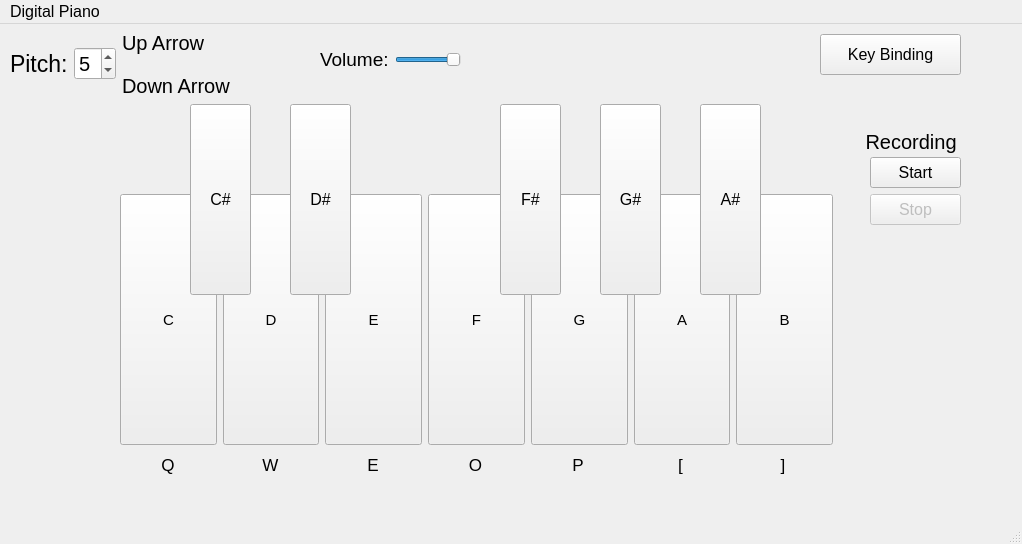
The window that mainwindow.ui (bembek7/DigitalPiano) describes before a commit, drawn with Qt 5.
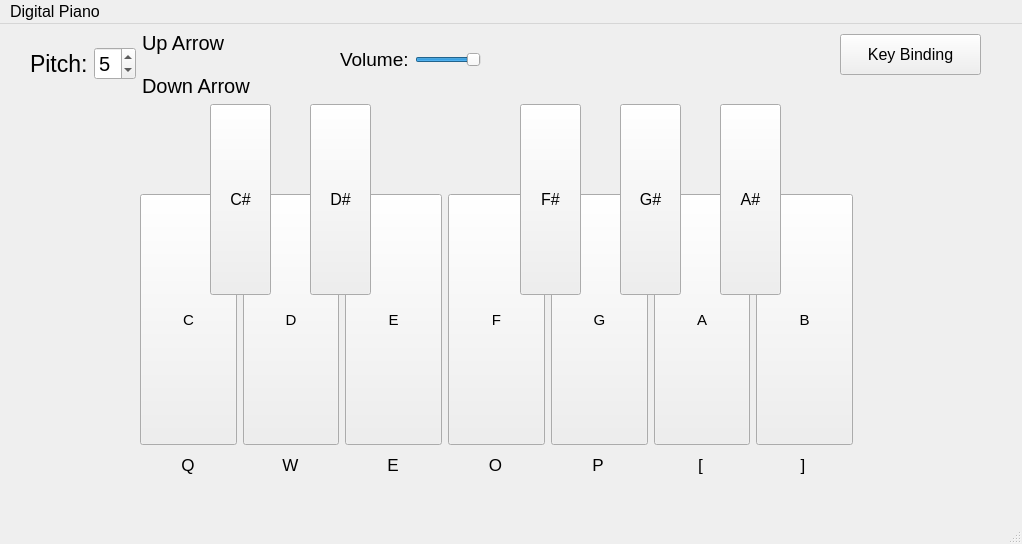
The same window after the commit.

Commit message: Fixes, deleted recording stuff cause it's not compatible with this version.

```diff
--- a/mainwindow.ui
+++ b/mainwindow.ui
@@ -28,7 +28,7 @@
     </property>
     <property name="geometry">
      <rect>
-      <x>0</x>
+      <x>20</x>
       <y>0</y>
       <width>1001</width>
       <height>511</height>
@@ -546,53 +546,6 @@
        <string>Key Binding</string>
       </property>
      </widget>
-     <widget class="QLabel" name="label_13">
-      <property name="geometry">
-       <rect>
-        <x>860</x>
-        <y>100</y>
-        <width>121</width>
-        <height>35</height>
-       </rect>
-      </property>
-      <property name="font">
-       <font>
-        <pointsize>15</pointsize>
-       </font>
-      </property>
-      <property name="text">
-       <string> Recording</string>
-      </property>
-     </widget>
-     <widget class="QPushButton" name="StartRecordingButton">
-      <property name="geometry">
-       <rect>
-        <x>870</x>
-        <y>133</y>
-        <width>91</width>
-        <height>31</height>
-       </rect>
-      </property>
-      <property name="text">
-       <string>Start</string>
-      </property>
-     </widget>
-     <widget class="QPushButton" name="StopRecordingButton">
-      <property name="enabled">
-       <bool>false</bool>
-      </property>
-      <property name="geometry">
-       <rect>
-        <x>870</x>
-        <y>170</y>
-        <width>91</width>
-        <height>31</height>
-       </rect>
-      </property>
-      <property name="text">
-       <string>Stop</string>
-      </property>
-     </widget>
     </widget>
     <widget class="QWidget" name="BindingPage">
      <widget class="QPushButton" name="SwitchToPlayingButton">
```
The commit also changes 5 other files.
